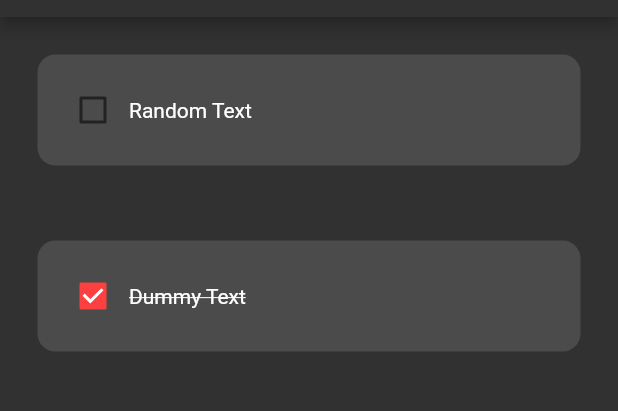
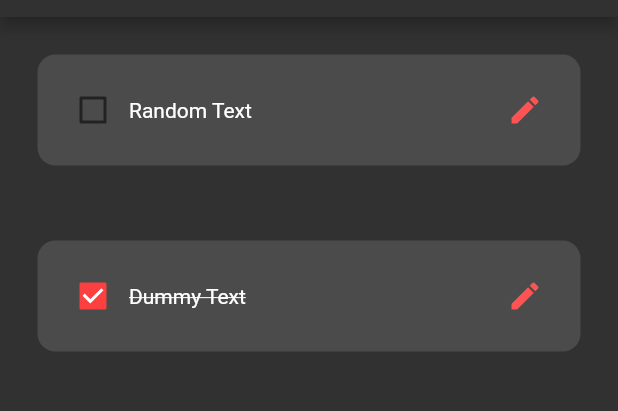
Before and after one commit to RedBaron1918/ToDo_Flutter, a Flutter app: the screen it shows after launch, on a phone screen of 412 x 824 dp, the part 67-478 px from its top. Run offline on Flutter 3.47's test engine with Material 2 defaults, Android fonts, the phone set to English and light mode, and no system bars; drawn by our look-alikes of flutter_slidable; our stand-ins replace hive_flutter; accounts and stored records are empty.

Commit message:
added edit

```diff
--- a/lib/widget/tile_widget.dart
+++ b/lib/widget/tile_widget.dart
@@ -6,11 +6,13 @@ class TileWidget extends StatelessWidget {
   final bool taskCompleted;
   final Function(bool?)? onChanged;
   final Function(BuildContext)? deleteFunction;
+  final VoidCallback onEdited;
   const TileWidget(
       {super.key,
       required this.deleteFunction,
       required this.onChanged,
       required this.taskCompleted,
+      required this.onEdited,
       required this.taskname});
 
   @override
@@ -36,6 +38,9 @@ class TileWidget extends StatelessWidget {
             borderRadius: BorderRadius.circular(12),
           ),
           child: Row(
+            mainAxisAlignment: MainAxisAlignment.spaceBetween,
+            children: [
+              Row(
                 children: [
                   Checkbox(
                     value: taskCompleted,
@@ -52,6 +57,21 @@ class TileWidget extends StatelessWidget {
                   )
                 ],
               ),
+              Material(
+                shape: const CircleBorder(),
+                color: Colors.transparent,
+                clipBehavior: Clip.hardEdge,
+                child: IconButton(
+                    onPressed: onEdited,
+                    splashColor: Colors.red,
+                    focusColor: Colors.red,
+                    icon: Icon(
+                      Icons.edit,
+                      color: Colors.redAccent,
+                    )),
+              )
+            ],
+          ),
         ),
       ),
     );
```
Also changed, not shown: lib/widget/app.dart (+25 -0 lines). Lines whose indentation alone changed are shown as unchanged.
